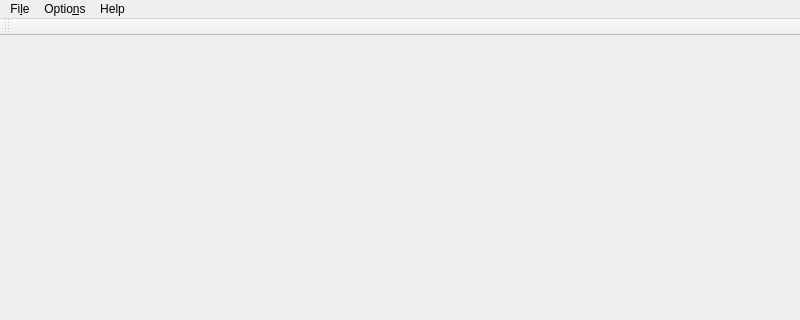
This is src/ui/afmainwindow.ui in echmet/AnglerFish as Qt 5 draws it before an edit; both pictures show x 0 to 800 and y 0 to 320 of the 800 by 600 pixel window. The edited form follows.
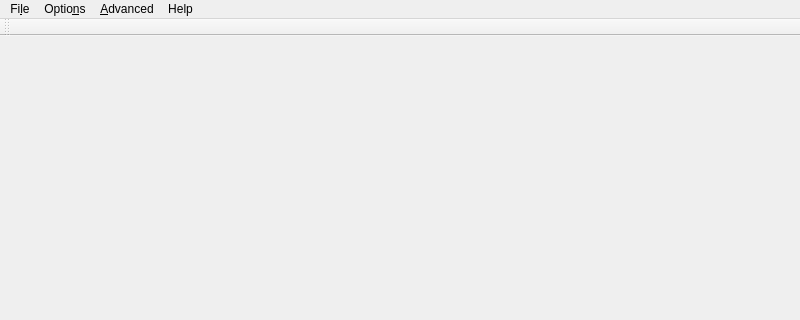
This is the edited form.

Commit message: Prepare UI for tracing control

Patch:
```diff
--- a/src/ui/afmainwindow.ui
+++ b/src/ui/afmainwindow.ui
@@ -46,8 +46,15 @@
     </property>
     <addaction name="actionIonic_effects_corrections"/>
    </widget>
+   <widget class="QMenu" name="menuAdvanced">
+    <property name="title">
+     <string>&amp;Advanced</string>
+    </property>
+    <addaction name="actionSet_debugging_output"/>
+   </widget>
    <addaction name="menuFile"/>
    <addaction name="menuOptions"/>
+   <addaction name="menuAdvanced"/>
    <addaction name="menuHelp"/>
   </widget>
   <widget class="QStatusBar" name="statusbar"/>
```
Left out of the diff: 5 changed lines with no effect on the pictures. The commit also changes 7 other files.
